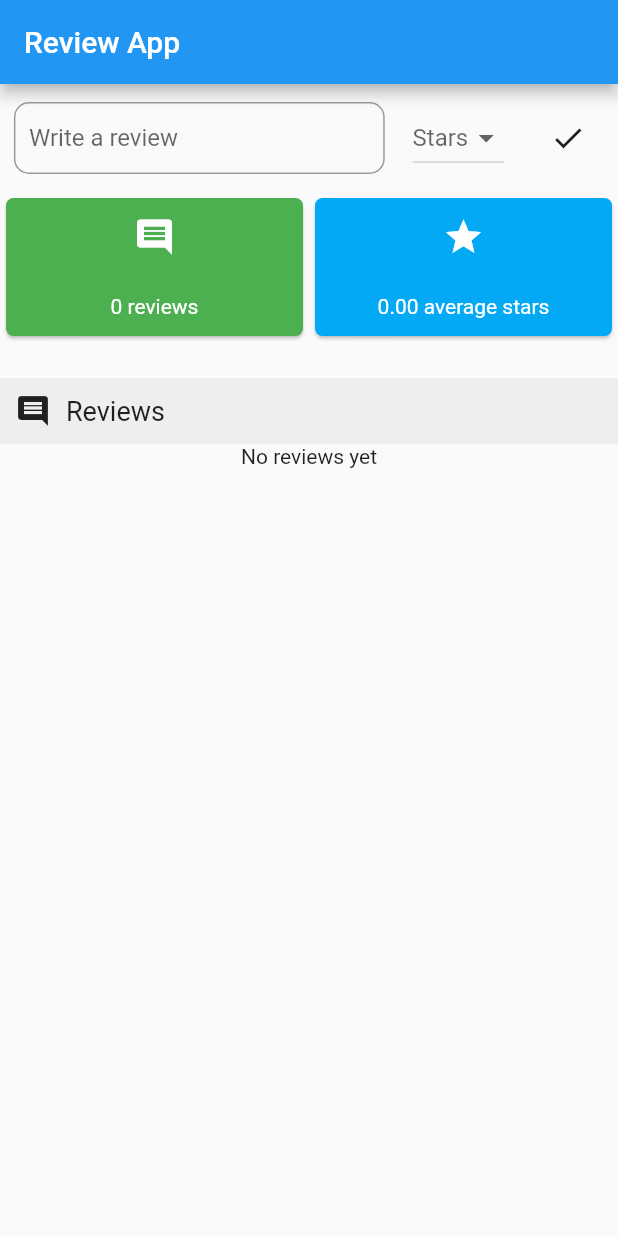
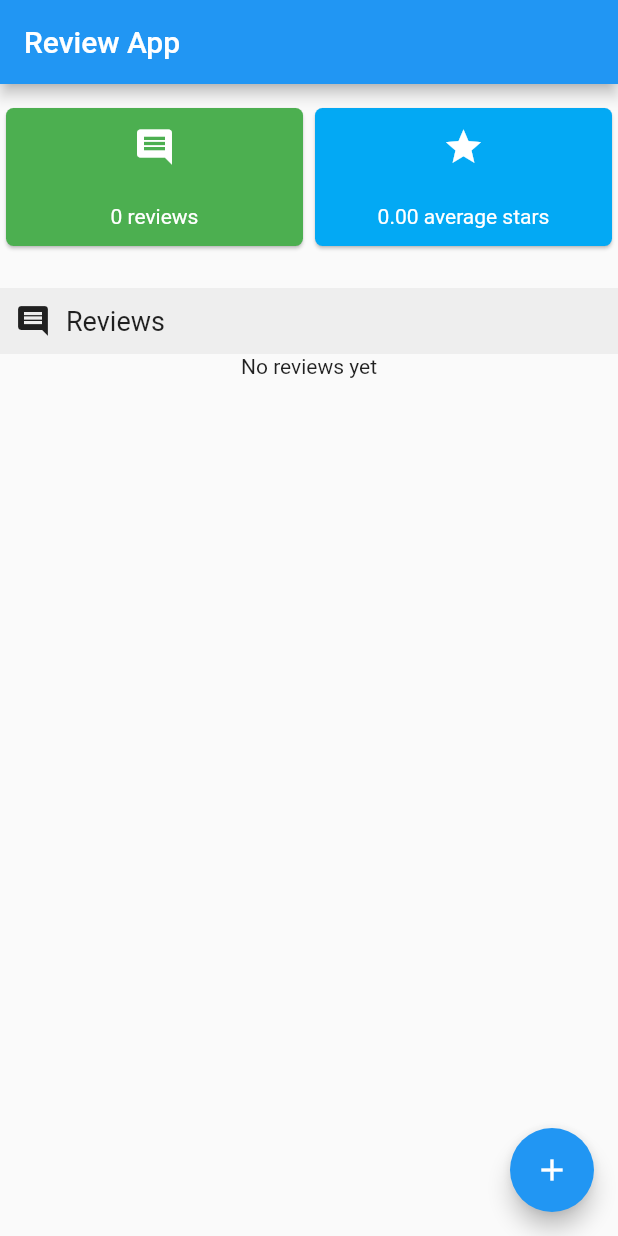
Before and after one commit to jadusty/state-management-for-flutter-apps-with-mobx, a Flutter app: the screen it shows after launch, on a phone screen of 412 x 824 dp. Run offline on Flutter 3.47's test engine with Material 2 defaults, Android fonts, the phone set to English and light mode, and no system bars; our stand-ins replace flutter_mobx, mobx, shared_preferences; generated files the repository leaves out were written again.

Commit message:
Added floatingactionbutton for adding review

```diff
--- a/lib/screens/review.dart
+++ b/lib/screens/review.dart
@@ -15,100 +15,33 @@ class Review extends StatefulWidget {
 
 class ReviewState extends State<Review> {
   final Reviews _reviewsStore = Reviews();
-  final TextEditingController _commentController = TextEditingController();
-  final List<int> _stars = [1, 2, 3, 4, 5];
-  int _selectedStar;
   @override
   void initState() {
-    _selectedStar = null;
     _reviewsStore.initReviews();
     super.initState();
   }
 
   void _submitReview(String uniqueKey, ReviewModel review) {
     //_reviewsStore.updateReview(reviewModel)
-    print("$uniqueKey $review.comment $review.rating");
     _reviewsStore.updateReview(review);
+  }
+
+  void _addReview(String uniqueKey, ReviewModel review) {
+    //_reviewsStore.updateReview(reviewModel)
+    _reviewsStore.addReview(review);
   }
 
   @override
   Widget build(BuildContext context) {
-    bool isIos = Theme.of(context).platform == TargetPlatform.iOS;
-    Size screenSize = MediaQuery.of(context).size;
-    double screenWidth = screenSize.width;
     return Scaffold(
       appBar: AppBar(
         title: Text('Review App'),
       ),
+      floatingActionButtonLocation: FloatingActionButtonLocation.endFloat,
       body: Center(
         child: Column(
           mainAxisAlignment: MainAxisAlignment.start,
           children: <Widget>[
-            SizedBox(height: 12.0),
-            Row(
-              mainAxisAlignment: MainAxisAlignment.spaceAround,
-              children: <Widget>[
-                Container(
-                  width: screenWidth * 0.6,
-                  child: TextField(
-                    controller: _commentController,
-                    decoration: InputDecoration(
-                      contentPadding: EdgeInsets.all(10),
-                      border: OutlineInputBorder(
-                        borderRadius: BorderRadius.circular(10.0),
-                      ),
-                      hintText: "Write a review",
-                      labelText: "Write a review",
-                    ),
-                  ),
-                ),
-                Container(
-                  child: DropdownButton(
-                    hint: Text("Stars"),
-                    elevation: 0,
-                    value: _selectedStar,
-                    items: _stars.map((star) {
-                      return DropdownMenuItem<int>(
-                        child: Text(star.toString()),
-                        value: star,
-                      );
-                    }).toList(),
-                    onChanged: (item) {
-                      setState(() {
-                        _selectedStar = item;
-                      });
-                    },
-                  ),
-                ),
-                Container(
-                  child: Builder(
-                    builder: (BuildContext context) {
-                      return IconButton(
-                        icon: Icon(Icons.done),
-                        onPressed: () {
-                          if (_selectedStar == null) {
-                            Scaffold.of(context).showSnackBar(SnackBar(
-                              content:
-                                  Text("You can't add a review without star"),
-                              duration: Duration(milliseconds: 500),
-                            ));
-                          } else if (_commentController.text.isEmpty) {
-                            Scaffold.of(context).showSnackBar(SnackBar(
-                              content: Text("Review comment cannot be empty"),
-                              duration: Duration(milliseconds: 500),
-                            ));
-                          } else {
-                            _reviewsStore.addReview(ReviewModel(
-                                comment: _commentController.text,
-                                stars: _selectedStar));
-                          }
-                        },
-                      );
-                    },
-                  ),
-                ),
-              ],
-            ),
             SizedBox(height: 12.0),
             //contains average stars and total reviews card
             Observer(
@@ -158,7 +91,8 @@ class ReviewState extends State<Review> {
                           itemCount: _reviewsStore.reviews.length,
                           itemBuilder: (BuildContext ctxt, int index) {
                             final thisReview = _reviewsStore.reviews[index];
-                            return WillPopScope( // TODO: not sure what the effect of this is at present
+                            return WillPopScope(
+                              // TODO: not sure what the effect of this is at present
                               onWillPop: () async =>
                                   false, //prevents Android back button and outside tap from popping it
                               child: GestureDetector(
@@ -183,7 +117,8 @@ class ReviewState extends State<Review> {
                                   var bottomSheetController =
                                       showModalBottomSheet(
                                           // If your BottomSheetModel is Column make sure you add mainAxisSize: MainAxisSize.min, otherwise the sheet will cover the whole screen.
-                                          isScrollControlled: true, // allow for keyboard
+                                          isScrollControlled:
+                                              true, // allow for keyboard
                                           context: context,
                                           builder: (BuildContext context) {
                                             return ReviewMod(
@@ -199,9 +134,25 @@ class ReviewState extends State<Review> {
                       : Text("No reviews yet"),
                 ),
               ),
-            )
+            ),
           ],
         ),
+      ),
+      floatingActionButton: FloatingActionButton(
+        child: Icon(
+          Icons.add,
+        ),
+        onPressed: () {
+          var bottomSheetController = showModalBottomSheet(
+              // If your BottomSheetModel is Column make sure you add mainAxisSize: MainAxisSize.min, otherwise the sheet will cover the whole screen.
+              isScrollControlled: true, // allow for keyboard
+              context: context,
+              builder: (BuildContext context) {
+                return ReviewMod(
+                    _addReview, new ReviewModel(stars: 0, comment: ""));
+              });
+          bottomSheetController.whenComplete(() => null).then((value) {});
+        },
       ),
     );
   }
```
